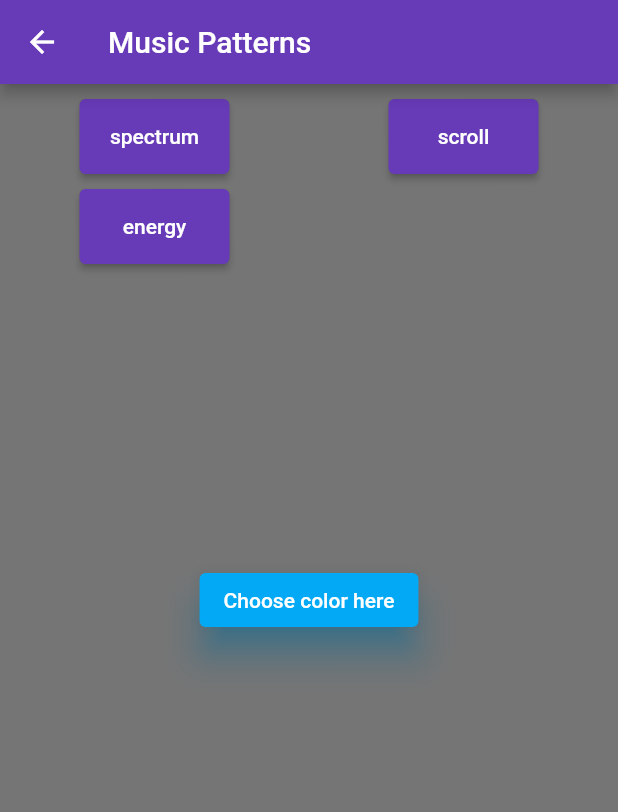
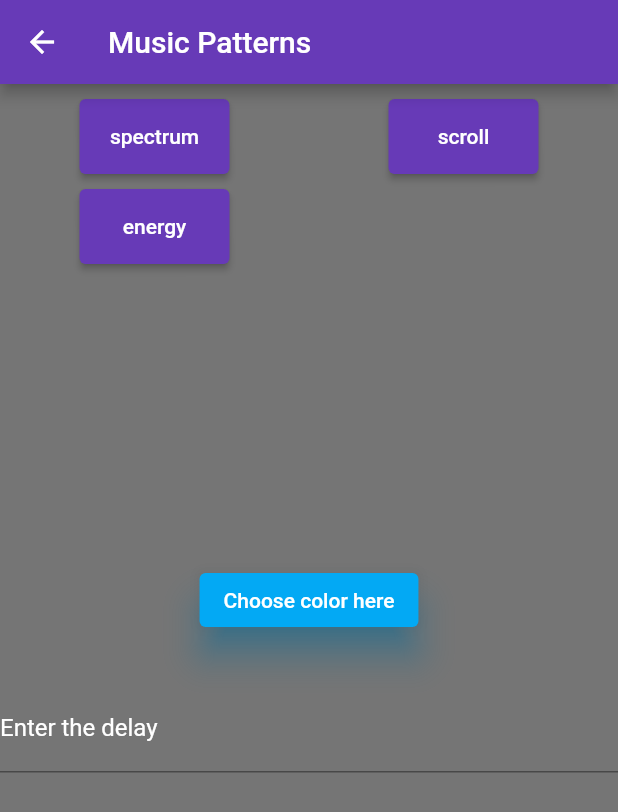
Before and after one commit to Sonlis/led_controller, a Flutter app: the MusicScreen screen opened by its route, on a phone screen of 412 x 824 dp. Shown: the top 812 px of the screen. Run offline on Flutter 3.47's test engine with Material 2 defaults, Android fonts, the phone set to English and light mode, and no system bars; our stand-ins replace flutter_colorpicker.

Commit message:
Input for pattern speed

```diff
--- a/lib/commonWidgets.dart
+++ b/lib/commonWidgets.dart
@@ -1,11 +1,11 @@
 import 'package:flutter/material.dart';
+import 'package:flutter/services.dart';
 import 'package:http/http.dart' as http;
 import 'dart:async';
 import 'dart:convert';
 import 'package:flutter_colorpicker/flutter_colorpicker.dart';
 
-Future sendPackets(String effect, Color pickedColor) async {
-  print(pickedColor);
+Future sendPackets(String effect, Color pickedColor, int speed) async {
   final response = await http.post(
     Uri.http('192.168.0.151:8082', '/'),
     headers: <String, String>{
@@ -15,7 +15,8 @@ Future sendPackets(String effect, Color pickedColor) async {
       'effect': effect,
       'red': pickedColor.red,
       'green': pickedColor.green,
-      'blue': pickedColor.blue
+      'blue': pickedColor.blue,
+      'speed': speed
     }),
   );
 }
@@ -31,6 +32,14 @@ class PatternList extends StatefulWidget {
 class _PatternListState extends State<PatternList> {
   late List<String> leftPatterns;
   late List<String> rightPatterns;
+  final myController = TextEditingController();
+
+  @override
+  void dispose() {
+    // Clean up the controller when the widget is disposed.
+    myController.dispose();
+    super.dispose();
+  }
 
   @override
   void initState() {
@@ -43,12 +52,10 @@ class _PatternListState extends State<PatternList> {
 
   @override
   Widget build(BuildContext context) {
-    return
-      Column(children: [
+    return Column(children: [
       SizedBox(
           height: 300,
-      child:
-      Row(
+          child: Row(
             children: <Widget>[
               Expanded(
                   flex: 1,
@@ -66,8 +73,8 @@ class _PatternListState extends State<PatternList> {
                                         child: Text(leftPatterns[index]),
                                         onPressed: () {
                                           setState(() {
-                                        sendPackets(
-                                            leftPatterns[index], pickedColor);
+                                            sendPackets(leftPatterns[index],
+                                                pickedColor, int.parse(myController.text));
                                           });
                                         })),
                               ]);
@@ -86,8 +93,8 @@ class _PatternListState extends State<PatternList> {
                                   child: Text(rightPatterns[index]),
                                   onPressed: () {
                                     setState(() {
-                                  sendPackets(
-                                      rightPatterns[index], pickedColor);
+                                      sendPackets(rightPatterns[index],
+                                          pickedColor, int.parse(myController.text));
                                     });
                                   })),
                         ]);
@@ -95,7 +102,7 @@ class _PatternListState extends State<PatternList> {
             ],
           )),
       SizedBox(
-        height: 300,
+        height: 100,
         child: ListView(
           children: [
             const SizedBox(height: 20),
@@ -151,6 +158,18 @@ class _PatternListState extends State<PatternList> {
             ),
           ],
         ),
+      ),
+      SizedBox(
+        height: 100,
+        child: TextField(
+          style: const TextStyle(color: Colors.white),
+          decoration: const InputDecoration(labelText: "Enter the delay", labelStyle: TextStyle(color: Colors.white)),
+          controller: myController,
+          keyboardType: TextInputType.number,
+          inputFormatters: <TextInputFormatter>[
+            FilteringTextInputFormatter.digitsOnly
+          ],
+        ),
       )
     ]);
   }
```
Also changed, not shown: lib/main.dart (+8 -8 lines). Lines whose indentation alone changed are shown as unchanged.
